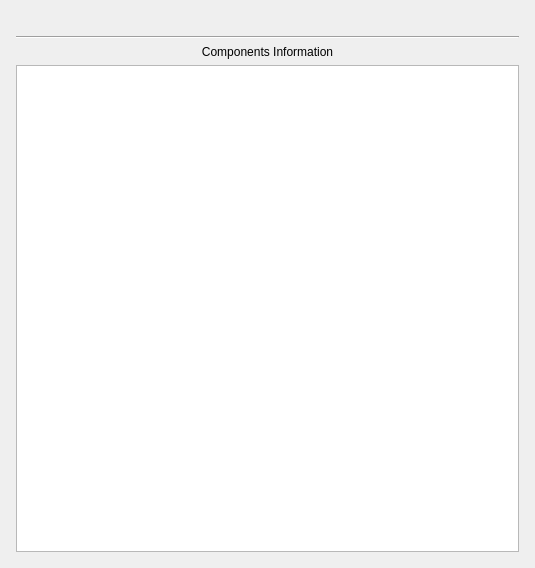
This is ui/GnuPGInfo.ui in saturneric/GpgFrontend as Qt 5 draws it before an edit. The edited form follows.
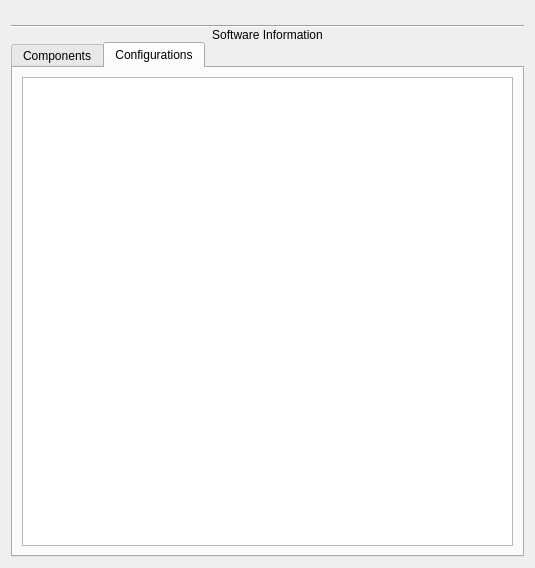
This is the edited form. Icons and pictures are not drawn.

What changed in the file:
```diff
--- a/ui/GnuPGInfo.ui
+++ b/ui/GnuPGInfo.ui
@@ -16,17 +16,20 @@
   <layout class="QGridLayout" name="gridLayout">
    <item row="0" column="0">
     <layout class="QVBoxLayout" name="verticalLayout" stretch="0,0,0,0">
+     <property name="spacing">
+      <number>0</number>
+     </property>
      <property name="leftMargin">
-      <number>5</number>
+      <number>0</number>
      </property>
      <property name="topMargin">
-      <number>5</number>
+      <number>0</number>
      </property>
      <property name="rightMargin">
-      <number>5</number>
+      <number>0</number>
      </property>
      <property name="bottomMargin">
-      <number>5</number>
+      <number>0</number>
      </property>
      <item>
       <widget class="QLabel" name="label">
@@ -72,7 +75,7 @@
         </sizepolicy>
        </property>
        <property name="text">
-        <string>Components Information</string>
+        <string>Software Information</string>
        </property>
        <property name="alignment">
         <set>Qt::AlignCenter</set>
@@ -83,7 +86,45 @@
       </widget>
      </item>
      <item>
-      <widget class="QTableWidget" name="conponentDetailsTable"/>
+      <widget class="QTabWidget" name="tabWidget">
+       <property name="currentIndex">
+        <number>1</number>
+       </property>
+       <widget class="QWidget" name="tab">
+        <attribute name="title">
+         <string>Components</string>
+        </attribute>
+        <layout class="QGridLayout" name="gridLayout_3">
+         <item row="0" column="0">
+          <widget class="QTableWidget" name="componentDetailsTable">
+           <property name="sizeAdjustPolicy">
+            <enum>QAbstractScrollArea::AdjustToContents</enum>
+           </property>
+           <property name="editTriggers">
+            <set>QAbstractItemView::NoEditTriggers</set>
+           </property>
+          </widget>
+         </item>
+        </layout>
+       </widget>
+       <widget class="QWidget" name="tab_2">
+        <attribute name="title">
+         <string>Configurations</string>
+        </attribute>
+        <layout class="QGridLayout" name="gridLayout_2">
+         <item row="0" column="0">
+          <widget class="QTableWidget" name="configurationDetailsTable">
+           <property name="sizeAdjustPolicy">
+            <enum>QAbstractScrollArea::AdjustToContents</enum>
+           </property>
+           <property name="editTriggers">
+            <set>QAbstractItemView::NoEditTriggers</set>
+           </property>
+          </widget>
+         </item>
+        </layout>
+       </widget>
+      </widget>
      </item>
     </layout>
    </item>
```
Left out of the diff: 2 changed lines with no effect on the pictures.
